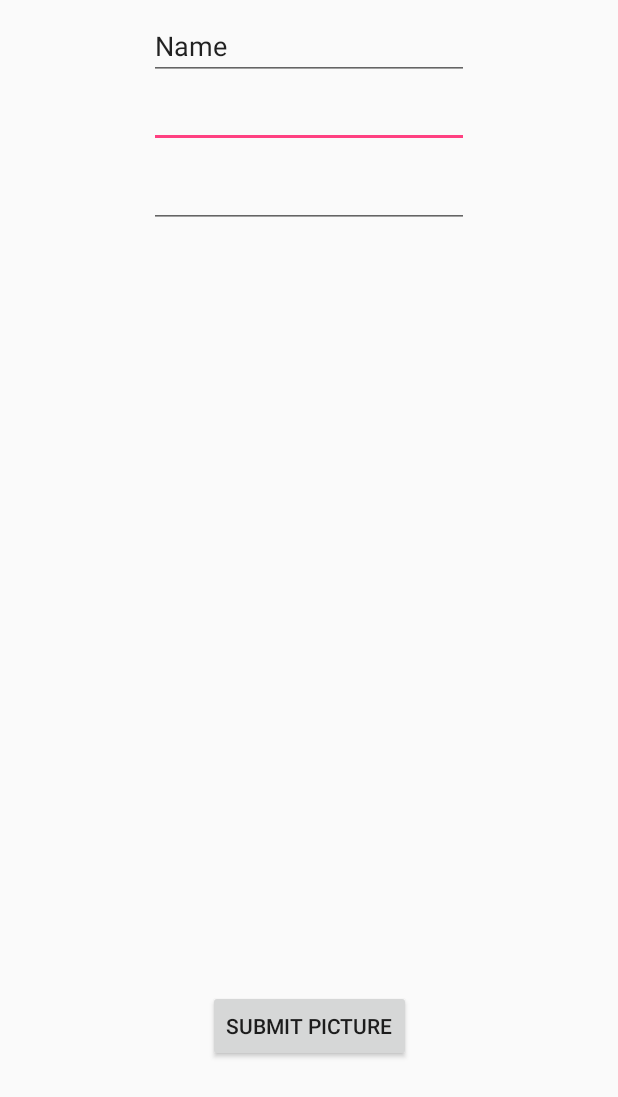
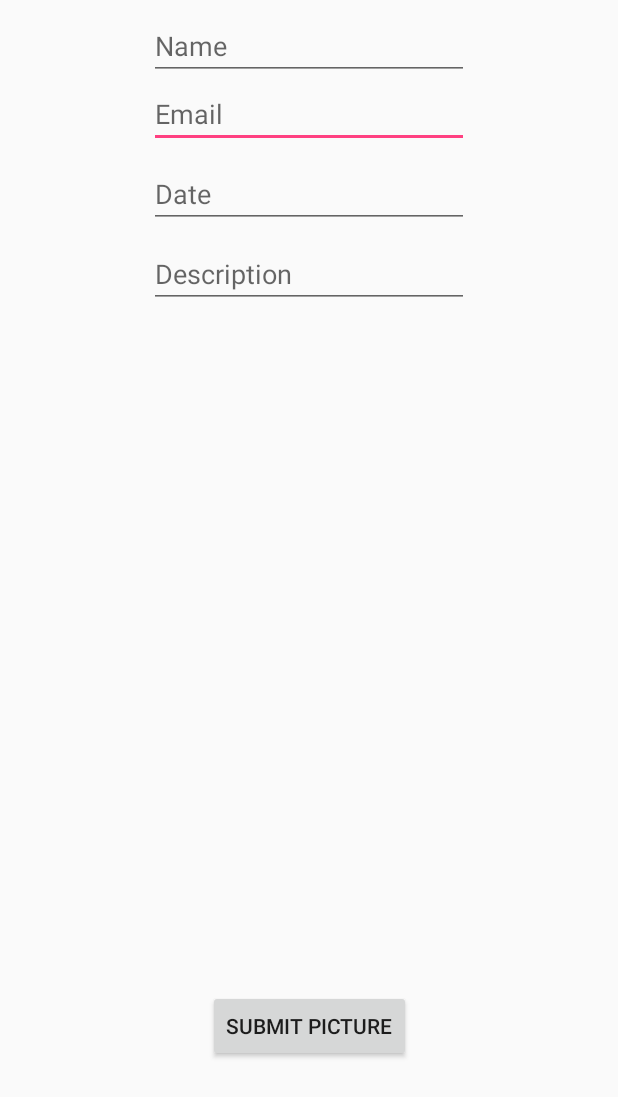
Before and after one commit to saiyandapalli/MDBSocials, an Android app: the NewSocialActivity screen opened directly, with no data from a screen before it, on a phone screen of 412 x 824 dp. Shown: the top 1097 px of the screen. Run offline under Robolectric (Android 15) with nearby library versions, the phone set to English and light mode, and no system bars; our stand-ins replace Firebase (no records; nobody signed in at launch, a user with empty details on screens opened directly).

Commit message:
sorta works

```diff
--- a/app/src/main/java/com/saiyandapalli/mdbsocials/ListAdapter.java
+++ b/app/src/main/java/com/saiyandapalli/mdbsocials/ListAdapter.java
@@ -68,7 +68,7 @@ public class ListAdapter extends RecyclerView.Adapter<ListAdapter.CustomViewHold
             this.emailView = (TextView) view.findViewById(R.id.emailView);
             this.nameView = (TextView) view.findViewById(R.id.emailloginView);
             this.interestView = (TextView) view.findViewById(R.id.interestView);
-            this.descriptionView = (TextView) view.findViewById(R.id.descriptionView);
+//            this.descriptionView = (TextView) view.findViewById(R.id.descriptionView);
             this.imageView = (ImageView) view.findViewById(R.id.imageView);
         }
     }
--- a/app/src/main/java/com/saiyandapalli/mdbsocials/MainActivity.java
+++ b/app/src/main/java/com/saiyandapalli/mdbsocials/MainActivity.java
@@ -105,6 +105,7 @@ public class MainActivity extends AppCompatActivity {
                             // the auth state listener will be notified and logic to handle the
                             // signed in user can be handled in the listener.
                             if (!task.isSuccessful()) {
+                                Log.d("Yay", task.getException().getMessage());
                                 Toast.makeText(MainActivity.this, "Failed Signup", Toast.LENGTH_SHORT).show();
                             } else {
                                 startActivity(new Intent(MainActivity.this, ListActivity.class));
--- a/app/src/main/res/layout/activity_new_social.xml
+++ b/app/src/main/res/layout/activity_new_social.xml
@@ -39,11 +39,11 @@
         android:layout_marginRight="8dp"
         android:layout_marginStart="8dp"
         android:ems="10"
+        android:hint="Email"
         android:inputType="textEmailAddress"
         app:layout_constraintEnd_toEndOf="parent"
         app:layout_constraintStart_toStartOf="parent"
-        app:layout_constraintTop_toBottomOf="@+id/nameText"
-        tools:text="Email" />
+        app:layout_constraintTop_toBottomOf="@+id/nameText" />
 
     <EditText
         android:id="@+id/dateText"
@@ -55,11 +55,11 @@
         android:layout_marginStart="8dp"
         android:layout_marginTop="8dp"
         android:ems="10"
+        android:hint="Date"
         android:inputType="date"
         app:layout_constraintEnd_toEndOf="parent"
         app:layout_constraintStart_toStartOf="parent"
-        app:layout_constraintTop_toBottomOf="@+id/emailText"
-        tools:text="Date" />
+        app:layout_constraintTop_toBottomOf="@+id/emailText" />
 
     <EditText
         android:id="@+id/nameText"
@@ -71,10 +71,28 @@
         android:layout_marginStart="8dp"
         android:layout_marginTop="8dp"
         android:ems="10"
+        android:hint="Name"
         android:inputType="textPersonName"
-        android:text="Name"
         app:layout_constraintEnd_toEndOf="parent"
         app:layout_constraintStart_toStartOf="parent"
         app:layout_constraintTop_toTopOf="parent" />
 
+    <EditText
+        android:id="@+id/descriptionText"
+        android:layout_width="wrap_content"
+        android:layout_height="wrap_content"
+        android:layout_marginEnd="8dp"
+        android:layout_marginLeft="8dp"
+        android:layout_marginRight="8dp"
+        android:layout_marginStart="8dp"
+        android:layout_marginTop="8dp"
+        android:ems="10"
+        android:hint="Description"
+        android:inputType="textPersonName"
+        app:layout_constraintEnd_toEndOf="parent"
+        app:layout_constraintStart_toStartOf="parent"
+        app:layout_constraintTop_toBottomOf="@+id/dateText"
+        tools:maxLines="2"
+        tools:minLines="1" />
+
 </android.support.constraint.ConstraintLayout>
```
Also changed, not shown: app/build.gradle (+21 -4 lines), app/src/main/java/com/saiyandapalli/mdbsocials/NewSocialActivity.java (+8 -7 lines), app/src/main/res/layout/content_list.xml (deleted, +0 -11 lines), app/src/main/res/layout/content_main.xml (deleted, +0 -20 lines), app/src/main/res/layout/content_new_social.xml (deleted, +0 -11 lines), build.gradle (+8 -1 lines), 1 other file.
